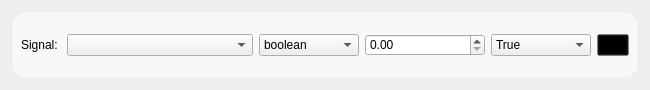
Before: the Qt Designer form uiFiles/output_signal_setting.ui in DORSA-co/Paticle_Size_Analyser, drawn with Qt 5.
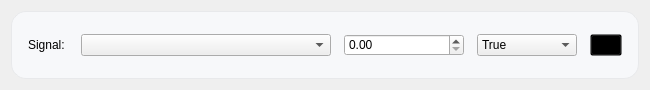
After: the same form once the commit is applied. Icons and pictures are not drawn.

Patch:
```diff
--- a/uiFiles/output_signal_setting.ui
+++ b/uiFiles/output_signal_setting.ui
@@ -77,32 +77,12 @@
        <widget class="QComboBox" name="signal_name_combobox">
         <property name="maximumSize">
          <size>
-          <width>16777215</width>
+          <width>250</width>
           <height>16777215</height>
          </size>
         </property>
        </widget>
       </item>
-      <item>
-       <widget class="QComboBox" name="signal_type">
-        <property name="maximumSize">
-         <size>
-          <width>100</width>
-          <height>16777215</height>
-         </size>
-        </property>
-        <item>
-         <property name="text">
-          <string>boolean</string>
-         </property>
-        </item>
-        <item>
-         <property name="text">
-          <string>numberic</string>
-         </property>
-        </item>
-       </widget>
-      </item>
       <item>
        <widget class="QDoubleSpinBox" name="value_numeric">
         <property name="minimumSize">
```
Left out of the diff: 4 changed lines with no effect on the pictures.
